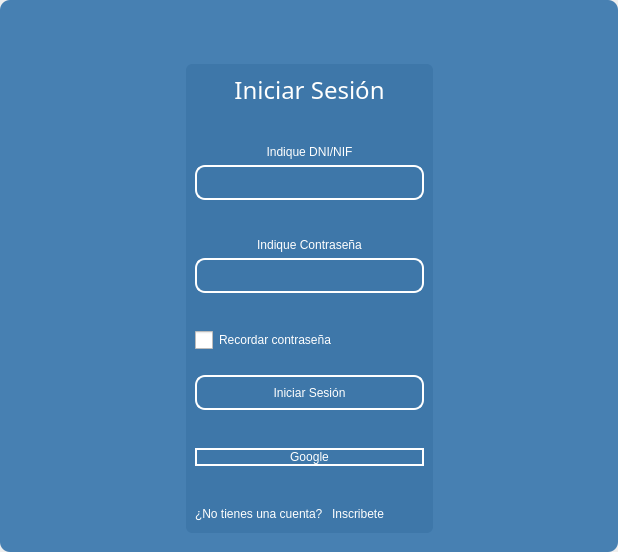
Old version of the form Login_Sing_in/login.ui in the repository Juankapy/Programacion-app.
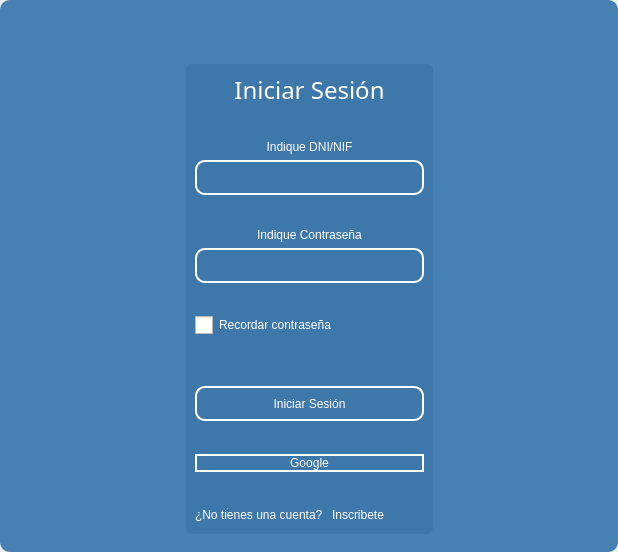
New version of the form. Icons and pictures are not drawn.

```diff
--- a/Login_Sing_in/login.ui
+++ b/Login_Sing_in/login.ui
@@ -486,10 +486,23 @@
                  </property>
                 </widget>
                </item>
+               <item>
+                <spacer name="verticalSpacer_6">
+                 <property name="orientation">
+                  <enum>Qt::Vertical</enum>
+                 </property>
+                 <property name="sizeHint" stdset="0">
+                  <size>
+                   <width>20</width>
+                   <height>40</height>
+                  </size>
+                 </property>
+                </spacer>
+               </item>
                <item alignment="Qt::AlignHCenter">
                 <widget class="QLabel" name="lb_error">
                  <property name="text">
-                  <string/>
+                  <string>                      </string>
                  </property>
                 </widget>
                </item>
```
